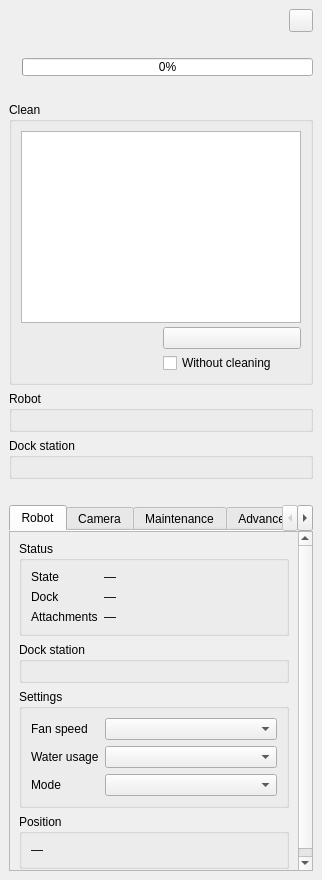
Above: valetudo_qgis/ui/status_panel.ui from sylsta/homeqgis before the change. Below: the same form after it.
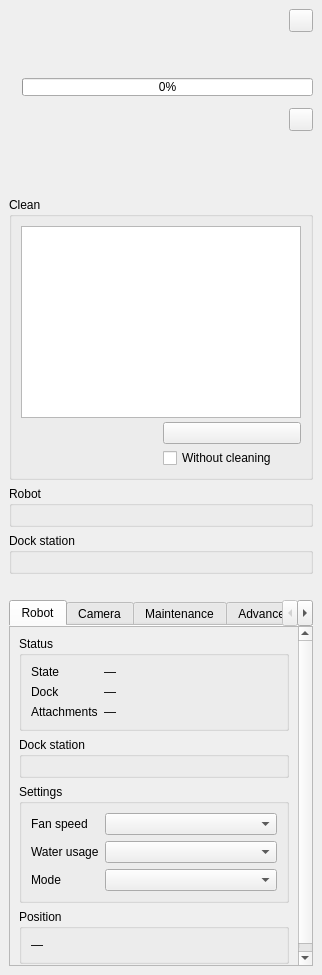
That is the form after the change. Custom widgets are drawn as their Qt base class.

Commit message:
Panel header: robot address, clock and uptime; Raspberry Pi block
- Third robot line: IP (Wi-Fi details, else the settings), the robot's
  own date and time (HTTP Date header of Valetudo's answers; orange with
  how far off when more than 2 min from the computer's clock) and uptime
  (/system/host/info).
- When a Pi is set: a block with the Raspberry Pi logo, connection state
  and refresh button, its name and uname -a, then IP, date and uptime;
  one SSH command every 30 s while the panel is visible.
- icons.py also finds PNG icons; host_info.py formats the lines.

Patch:
```diff
--- a/valetudo_qgis/ui/status_panel.ui
+++ b/valetudo_qgis/ui/status_panel.ui
@@ -6,7 +6,7 @@
    <string>Valetudo status</string>
   </property>
   <widget class="QWidget" name="dockWidgetContents">
-   <layout class="QVBoxLayout" name="root_layout" stretch="0,0,0,0,0,0,0,0,1">
+   <layout class="QVBoxLayout" name="root_layout" stretch="0,0,0,0,0,0,0,0,0,0,1">
     <item>
      <layout class="QHBoxLayout" name="header_layout" stretch="0,1,0">
       <item>
@@ -40,6 +40,13 @@
       </property>
      </widget>
     </item>
+    <item>
+     <widget class="QLabel" name="lbl_robot_info">
+      <property name="wordWrap">
+       <bool>true</bool>
+      </property>
+     </widget>
+    </item>
     <item>
      <layout class="QHBoxLayout" name="summary_layout" stretch="0,1">
       <item>
@@ -67,6 +74,64 @@
       </item>
      </layout>
     </item>
+    <item>
+     <widget class="QWidget" name="pi_header">
+      <layout class="QVBoxLayout" name="pi_header_layout">
+       <property name="leftMargin">
+        <number>0</number>
+       </property>
+       <property name="topMargin">
+        <number>6</number>
+       </property>
+       <property name="rightMargin">
+        <number>0</number>
+       </property>
+       <property name="bottomMargin">
+        <number>0</number>
+       </property>
+       <item>
+        <layout class="QHBoxLayout" name="pi_header_row" stretch="0,1,0">
+         <item>
+          <widget class="QLabel" name="lbl_pi_logo">
+           <property name="toolTip">
+            <string>Raspberry Pi</string>
+           </property>
+          </widget>
+         </item>
+         <item>
+          <widget class="QLabel" name="lbl_pi_connection"/>
+         </item>
+         <item>
+          <widget class="QToolButton" name="btn_pi_refresh">
+           <property name="toolTip">
+            <string>Refresh now</string>
+           </property>
+          </widget>
+         </item>
+        </layout>
+       </item>
+       <item>
+        <widget class="QLabel" name="lbl_pi_name">
+         <property name="wordWrap">
+          <bool>true</bool>
+         </property>
+         <property name="font">
+          <font>
+           <italic>true</italic>
+          </font>
+         </property>
+        </widget>
+       </item>
+       <item>
+        <widget class="QLabel" name="lbl_pi_info">
+         <property name="wordWrap">
+          <bool>true</bool>
+         </property>
+        </widget>
+       </item>
+      </layout>
+     </widget>
+    </item>
     <item>
      <widget class="QLabel" name="lbl_error">
       <property name="wordWrap">
```
The commit also changes 6 other files.
